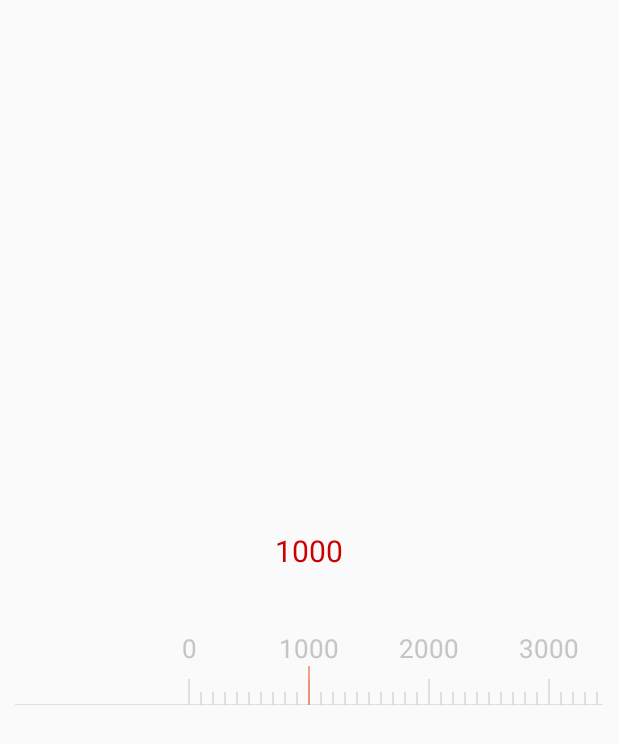
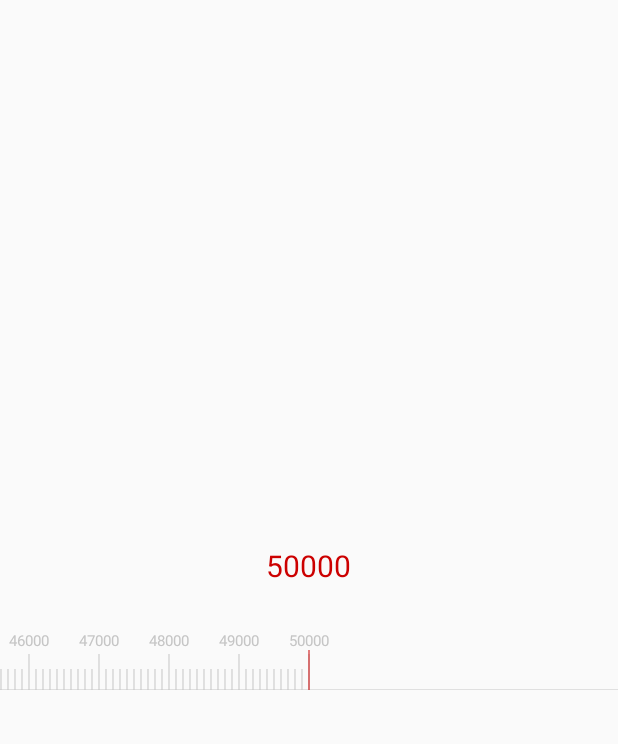
Before and after one commit to caihanyuan/YuanComponent, an Android app: the ScaleViewActivity screen opened directly, with no data from a screen before it, on a phone screen of 412 x 824 dp. Shown: the top 744 px of the screen. Run offline under Robolectric (Android 15) with nearby library versions, the phone set to English and light mode, and no system bars.

Commit message:
刻度尺可以设置文字大小， 最高刻度和普通刻度大小, 可以外部设置最大最小刻度, 刻度数量太少时自动扩大间距, 滑动结束时如果在刻度线中间，滑动刻度尺到中线

```diff
--- a/app/src/main/java/com/keepmoving/to/yuancomponent/activity/CircleProgressActivity.java
+++ b/app/src/main/java/com/keepmoving/to/yuancomponent/activity/CircleProgressActivity.java
@@ -18,7 +18,7 @@ public class CircleProgressActivity extends Activity {
 
         mContainer = (CircleProgressContainer) findViewById(R.id.progress_container);
         mContainer.setMaxProgress(30000);
-        mContainer.setCurrentProgress(10000);
+        mContainer.setCurrentProgress(30000);
     }
 
 }
--- a/app/src/main/java/com/keepmoving/to/yuancomponent/activity/ScaleViewActivity.java
+++ b/app/src/main/java/com/keepmoving/to/yuancomponent/activity/ScaleViewActivity.java
@@ -22,6 +22,13 @@ public class ScaleViewActivity extends Activity implements BaseScaleView.OnScrol
         horizontalScale = (HorizontalScaleScrollView) findViewById(R.id.horizontalScale);
         horizontalScale.setOnScrollListener(this);
         mCurrentText = (TextView) findViewById(R.id.current_num_text);
+
+        horizontalScale.setMin(1000);
+        horizontalScale.setMax(50000);
+        horizontalScale.setOuterMax(50000);
+        horizontalScale.setOuterMin(0);
+        horizontalScale.scrollToScale(50000);
+        horizontalScale.postInvalidate();
     }
 
     @Override
--- a/app/src/main/java/com/keepmoving/to/yuancomponent/widget/linearscaleview/BaseScaleView.java
+++ b/app/src/main/java/com/keepmoving/to/yuancomponent/widget/linearscaleview/BaseScaleView.java
@@ -49,6 +49,8 @@ public abstract class BaseScaleView extends View {
     protected int mScaleHeight; //刻度线的高度
     protected int mScaleMaxHeight; //整刻度线高度
     protected int mUnderLineSize; //刻度底线长度
+    protected int mScaleTextSize; //刻度文字大小
+    protected boolean mExtend; //如果不满一屏，是否需要扩展刻度
 
     protected int mRectWidth; //总宽度
     protected int mRectHeight; //总高度
@@ -99,21 +101,24 @@ public abstract class BaseScaleView extends View {
         mMax = ta.getInteger(R.styleable.YUAN_LinearScaleView_scale_view_max, 200);
         mOuterMin = ta.getInteger(R.styleable.YUAN_LinearScaleView_scale_view_outer_min, mMin);
         mOuterMax = ta.getInteger(R.styleable.YUAN_LinearScaleView_scale_view_outer_max, mMax);
-        mMax = ta.getInteger(R.styleable.YUAN_LinearScaleView_scale_view_max, 200);
         mAccuracy = ta.getInteger(R.styleable.YUAN_LinearScaleView_scale_view_accuracy, 1);
         mScaleMargin = ta.getDimensionPixelOffset(R.styleable.YUAN_LinearScaleView_scale_view_margin, 15);
         mScaleHeight = ta.getDimensionPixelOffset(R.styleable.YUAN_LinearScaleView_scale_view_height, 20);
+        mScaleMaxHeight = ta.getDimensionPixelOffset(R.styleable.YUAN_LinearScaleView_scale_view_max_height, mScaleHeight * 2);
         mDefalutColor = ta.getColor(R.styleable.YUAN_LinearScaleView_scale_view_defalut_color, Color.GRAY);
         mPointerColor = ta.getColor(R.styleable.YUAN_LinearScaleView_scale_view_pointer_color, Color.RED);
+        mExtend = ta.getBoolean(R.styleable.YUAN_LinearScaleView_scale_view_extend, false);
         mTextMargin = ta.getDimensionPixelSize(R.styleable.YUAN_LinearScaleView_scale_view_text_margin,
                 dip2px(getContext(), 8));
+        int textSP = ta.getInt(R.styleable.YUAN_LinearScaleView_scale_view_text_size, 10);
+        mScaleTextSize = sp2px(getContext(), textSP);
 
         int defaultStartRange = (mMin - mOuterMin) / mAccuracy * mScaleMargin;
         mStartOverRange = ta.getDimensionPixelSize(R.styleable.YUAN_LinearScaleView_scale_view_start_over_range,
                 defaultStartRange);
 
         int defaultEndRange = (mOuterMax - mMax) / mAccuracy * mScaleMargin;
-        defaultStartRange = defaultEndRange == 0 ? defaultStartRange : defaultEndRange;
+        defaultEndRange = defaultEndRange == 0 ? defaultStartRange : defaultEndRange;
         mEndOverRange = ta.getDimensionPixelOffset(R.styleable.YUAN_LinearScaleView_scale_view_end_over_range,
                 defaultEndRange);
 
@@ -130,6 +135,8 @@ public abstract class BaseScaleView extends View {
         mPaint.setStyle(Paint.Style.STROKE);
         // 文字居中
         mPaint.setTextAlign(Paint.Align.CENTER);
+        //字体大小
+        mPaint.setTextSize(mScaleTextSize);
 
         //手势相关初始化
         GestureListener guestureListener = new GestureListener();
@@ -141,6 +148,11 @@ public abstract class BaseScaleView extends View {
     public static int dip2px(Context context, float dpValue) {
         final float scale = context.getResources().getDisplayMetrics().density;
         return (int) (dpValue * scale + 0.5f);
+    }
+
+    public static int sp2px(Context context, float spValue) {
+        final float fontScale = context.getResources().getDisplayMetrics().scaledDensity;
+        return (int) (spValue * fontScale + 0.5f);
     }
 
 
@@ -155,7 +167,66 @@ public abstract class BaseScaleView extends View {
     }
 
     protected void initVar() {
-        mScaleNums = ((mMax - mMin) / mAccuracy);
+        if (mMax >= mMin) {
+            mScaleNums = ((mMax - mMin) / mAccuracy);
+        }
+        mCountScale = mMin;
+    }
+
+    /**
+     * 如果没有满屏，则扩大刻度间距
+     */
+    abstract void extendScaleMarginIfNeed();
+
+    /**
+     * 设置最小刻度
+     *
+     * @param min
+     */
+    public void setMin(int min) {
+        mMin = min;
+        mCountScale = mMin;
+        if (mMax >= mMin) {
+            mScaleNums = ((mMax - mMin) / mAccuracy);
+            mRectWidth = mScaleNums * mScaleMargin;
+        }
+    }
+
+    /**
+     * 设置最大刻度
+     *
+     * @param max
+     */
+    public void setMax(int max) {
+        mMax = max;
+        if (mMax >= mMin) {
+            mScaleNums = ((mMax - mMin) / mAccuracy);
+            mRectWidth = mScaleNums * mScaleMargin;
+            mMaxScroll = mRectWidth;
+        }
+    }
+
+    /**
+     * 设置可滑动超出边界的最小值
+     *
+     * @param outerMin
+     */
+    public void setOuterMin(int outerMin) {
+        mOuterMin = outerMin;
+
+        int defaultStartRange = (mMin - mOuterMin) / mAccuracy * mScaleMargin;
+        if (defaultStartRange > mStartOverRange) {
+            mStartOverRange = defaultStartRange;
+        }
+    }
+
+    /**
+     * 设置可滑动超出边界的最大值
+     *
+     * @param outerMax
+     */
+    public void setOuterMax(int outerMax) {
+        mOuterMax = outerMax;
     }
 
     /**
@@ -380,11 +451,10 @@ public abstract class BaseScaleView extends View {
         return false;
     }
 
-    /**
+    /*d
      * 滑动超出边界
      */
     protected void onOverScroll(float currentX, float currentY) {
-
     }
 
     /**
--- a/app/src/main/java/com/keepmoving/to/yuancomponent/widget/linearscaleview/HorizontalScaleScrollView.java
+++ b/app/src/main/java/com/keepmoving/to/yuancomponent/widget/linearscaleview/HorizontalScaleScrollView.java
@@ -38,8 +38,7 @@ public class HorizontalScaleScrollView extends BaseScaleView {
     protected void initVar() {
         super.initVar();
         mRectWidth = mScaleNums * mScaleMargin;
-        mRectHeight = mScaleHeight * 8;
-        mScaleMaxHeight = mScaleHeight * 2;
+        mRectHeight = (int) mPaint.getTextSize() + mTextMargin + mScaleMaxHeight;
 
         mMinScroll = 0;
         mMaxScroll = mRectWidth;
@@ -47,7 +46,7 @@ public class HorizontalScaleScrollView extends BaseScaleView {
         mTextTop = mRectHeight - mScaleMaxHeight - mTextMargin;
         mNormalScaleTop = mRectHeight - mScaleHeight;
         mMaxScaleTop = mRectHeight - mScaleMaxHeight;
-        mPointerTop = mRectHeight - mScaleMaxHeight - mScaleHeight;
+        mPointerTop = mRectHeight - mScaleMaxHeight - mTextMargin / 2;
     }
 
     @Override
@@ -59,10 +58,26 @@ public class HorizontalScaleScrollView extends BaseScaleView {
         mMidCountScale = mMin;
         mTempScale = mMidCountScale;
 
+        extendScaleMarginIfNeed();
+
         if (mStartOverRange + mEndOverRange > mScaleScrollViewRange) {
             mUnderLineSize = mStartOverRange + mEndOverRange + mRectWidth;
         } else {
             mUnderLineSize = mScaleScrollViewRange + mRectWidth;
+        }
+    }
+
+    @Override
+    protected void extendScaleMarginIfNeed() {
+        if (mExtend) {
+            int scaleNums = ((mOuterMax - mOuterMin) / mAccuracy);
+            int rectWidth = scaleNums * mScaleMargin;
+            int minRectWidth = mScaleScrollViewRange * 2 / 3;
+            if (rectWidth < minRectWidth) {
+                mScaleMargin = minRectWidth / scaleNums;
+                mRectWidth = mScaleNums * mScaleMargin;
+                mMaxScroll = mRectWidth;
+            }
         }
     }
 
@@ -73,9 +88,8 @@ public class HorizontalScaleScrollView extends BaseScaleView {
 
     @Override
     protected void onDrawScale(Canvas canvas, Paint paint) {
-        paint.setTextSize(mRectHeight / 4);
+        int factor = mAccuracy * 10;
 
-        int factor = mAccuracy * 10;
         for (int i = 0, k = mMin; i <= mScaleNums; i++, k += mAccuracy) {
             float xPosition = mOffset + i * mScaleMargin;
             if (k % factor == 0) { //整值
@@ -137,23 +151,29 @@ public class HorizontalScaleScrollView extends BaseScaleView {
             mScrollListener.onScaleScroll(mCountScale);
         }
 
-        if (!mIsDown && mScroller.isFinished()) {
-            int finalX = ((mCountScale - mMidCountScale) / mAccuracy) * mScaleMargin;
-            float center = mOffset + finalX;
-            canvas.drawLine(center, mRectHeight, center, mPointerTop, paint);
-        } else {
         float center = mOffset + currentX;
         canvas.drawLine(center, mRectHeight, center, mPointerTop, paint);
+
+        if (!mIsDown && mScroller.isFinished()) {
+            int dataX = tmpCountScale * mScaleMargin - currentX;
+            if (dataX != 0) {
+                smoothScrollBy(dataX, 0, 200);
+            }
         }
     }
 
     @Override
-    public void scrollToScale(int val) {
+    public void scrollToScale(final int val) {
+        post(new Runnable() {
+            @Override
+            public void run() {
                 if (val < mMin || val > mMax) {
                     return;
                 }
                 int dx = (val - mCountScale) / mAccuracy * mScaleMargin;
                 smoothScrollBy(dx, 0);
+            }
+        });
     }
 
     @Override
@@ -175,12 +195,19 @@ public class HorizontalScaleScrollView extends BaseScaleView {
 
     @Override
     protected boolean onUp(MotionEvent e) {
+        int scrollX = getScrollX();
         if (mIsOver) {
-            int scrollX = getScrollX();
             boolean isStart = scrollX < mMinScroll;
+            mScroller.springBack(scrollX, 0, mMinScroll, mMaxScroll, 0, 0);
+            if (mScrollListener != null) {
                 mScrollListener.onOverScrolled(isStart);
-            mScroller.springBack(scrollX, 0, mMinScroll, mMaxScroll, 0, 0);
             }
+        } else if (mScroller.isFinished()) {
+            int tmpCountScale = (int) Math.rint((double) scrollX / (double) mScaleMargin);
+            int dataX = tmpCountScale * mScaleMargin - scrollX;
+            smoothScrollBy(dataX, 0, 250);
+        }
+
         postInvalidate();
         return true;
     }
--- a/app/src/main/res/layout/circle_progress_activity.xml
+++ b/app/src/main/res/layout/circle_progress_activity.xml
@@ -1,6 +1,6 @@
 <?xml version="1.0" encoding="utf-8"?>
 <com.keepmoving.to.yuancomponent.widget.circleprogress.CircleProgressContainer xmlns:android="http://schemas.android.com/apk/res/android"
     android:id="@+id/progress_container"
-    android:layout_width="match_parent"
-    android:layout_height="match_parent"
+    android:layout_width="wrap_content"
+    android:layout_height="wrap_content"
     android:layout_gravity="center" />
--- a/app/src/main/res/layout/circle_progress_container.xml
+++ b/app/src/main/res/layout/circle_progress_container.xml
@@ -1,8 +1,8 @@
 <?xml version="1.0" encoding="utf-8"?>
 <RelativeLayout xmlns:android="http://schemas.android.com/apk/res/android"
     xmlns:app="http://schemas.android.com/apk/res-auto"
-    android:layout_width="match_parent"
-    android:layout_height="match_parent">
+    android:layout_width="225dp"
+    android:layout_height="225dp">
 
     <com.keepmoving.to.yuancomponent.widget.circleprogress.CircleProgressView
         android:id="@+id/progress_view"
@@ -39,7 +39,7 @@
     <LinearLayout
         android:layout_width="wrap_content"
         android:layout_height="wrap_content"
-        android:layout_alignBottom="@id/progress_view"
+        android:layout_alignParentBottom="true"
         android:layout_centerHorizontal="true"
         android:layout_marginBottom="10dp"
         android:gravity="center_horizontal"
--- a/app/src/main/res/layout/scale_view_activity.xml
+++ b/app/src/main/res/layout/scale_view_activity.xml
@@ -1,5 +1,5 @@
 <?xml version="1.0" encoding="utf-8"?>
-<LinearLayout xmlns:android="http://schemas.android.com/apk/res/android"
+<com.keepmoving.to.yuancomponent.widget.ScaleInterceptLinearLayout xmlns:android="http://schemas.android.com/apk/res/android"
     xmlns:app="http://schemas.android.com/apk/res-auto"
     android:layout_width="match_parent"
     android:layout_height="match_parent"
@@ -11,6 +11,8 @@
         android:layout_width="wrap_content"
         android:layout_height="wrap_content"
         android:layout_marginBottom="20dp"
+        android:clickable="false"
+        android:focusable="false"
         android:textColor="@android:color/holo_red_dark"
         android:textSize="20sp" />
 
@@ -19,18 +21,18 @@
         android:layout_width="wrap_content"
         android:layout_height="wrap_content"
         android:layout_gravity="center"
-        android:layout_marginLeft="10dp"
-        android:layout_marginRight="10dp"
+        android:layout_marginTop="10dp"
         android:overScrollMode="always"
         app:scale_view_accuracy="100"
         app:scale_view_defalut_color="#FFC5C5C5"
         app:scale_view_end_over_range="300dp"
-        app:scale_view_height="9dip"
-        app:scale_view_margin="8dip"
-        app:scale_view_max="15000"
-        app:scale_view_min="1000"
+        app:scale_view_extend="true"
+        app:scale_view_height="14dip"
+        app:scale_view_margin="5dip"
+        app:scale_view_max_height="24dip"
         app:scale_view_outer_min="0"
-        app:scale_view_pointer_color="#FFF44B10"
-        app:scale_view_text_margin="14dp" />
+        app:scale_view_pointer_color="@android:color/holo_red_dark"
+        app:scale_view_text_margin="5dp"
+        app:scale_view_text_size="10" />
 
-</LinearLayout>
+</com.keepmoving.to.yuancomponent.widget.ScaleInterceptLinearLayout>
--- a/app/src/main/res/values/attrs.xml
+++ b/app/src/main/res/values/attrs.xml
@@ -19,11 +19,14 @@
         <attr name="scale_view_outer_max" format="integer" />
         <attr name="scale_view_accuracy" format="integer" />
         <attr name="scale_view_height" format="dimension" />
+        <attr name="scale_view_max_height" format="dimension" />
+        <attr name="scale_view_text_size" format="integer" />
         <attr name="scale_view_margin" format="dimension" />
         <attr name="scale_view_defalut_color" format="color" />
         <attr name="scale_view_pointer_color" format="color" />
         <attr name="scale_view_text_margin" format="dimension" />
         <attr name="scale_view_start_over_range" format="dimension" />
         <attr name="scale_view_end_over_range" format="dimension" />
+        <attr name="scale_view_extend" format="boolean" />
     </declare-styleable>
 </resources>
```
Also changed, not shown: app/src/main/java/com/keepmoving/to/yuancomponent/widget/ScaleInterceptLinearLayout.java (added, +45 -0 lines), app/src/main/java/com/keepmoving/to/yuancomponent/widget/circleprogress/CircleProgressView.java (+9 -1 lines), app/src/main/java/com/keepmoving/to/yuancomponent/widget/linearscaleview/VerticalScaleScrollView.java (+29 -9 lines). Lines whose indentation alone changed are shown as unchanged.
